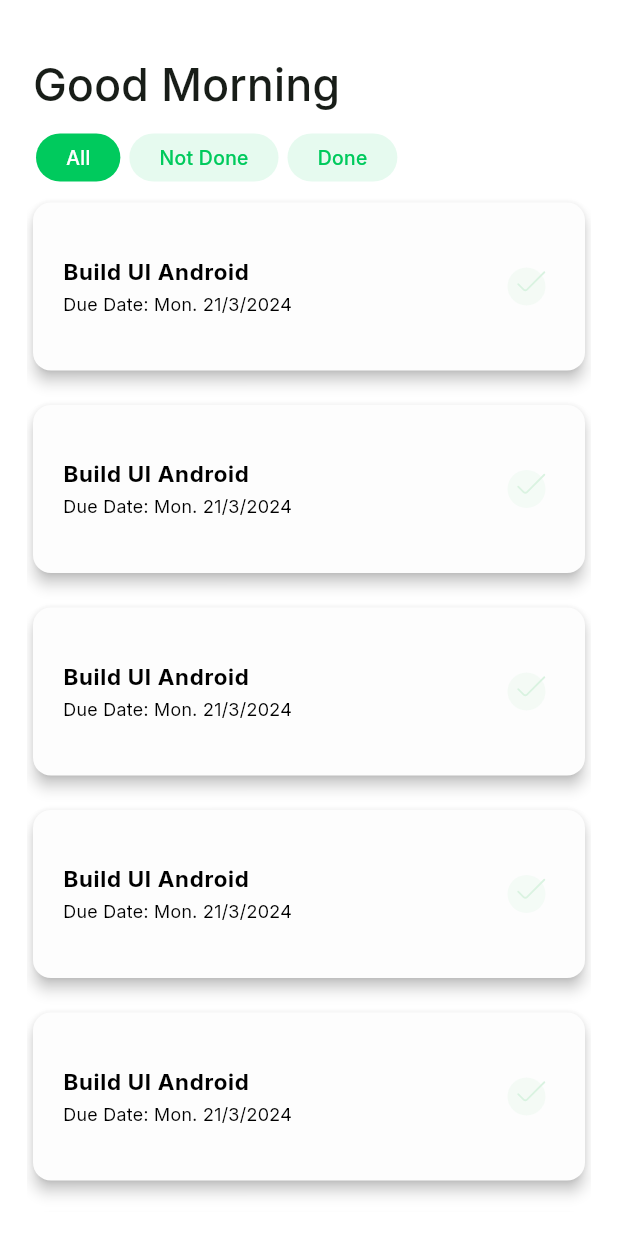
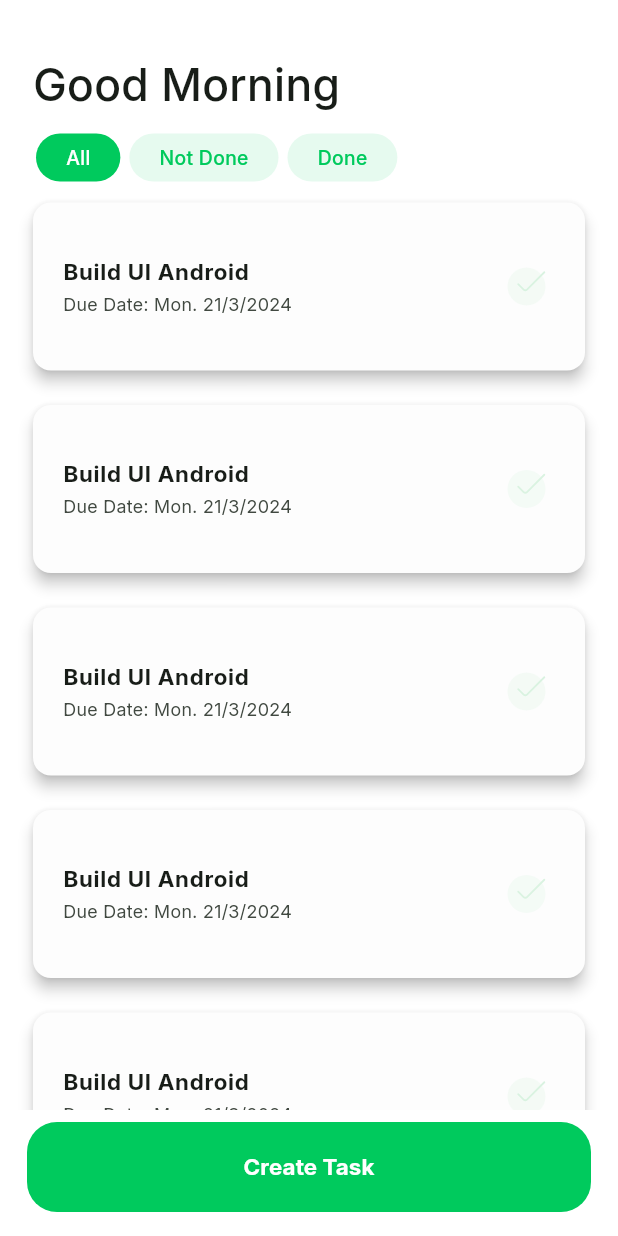
Before and after one commit to moelhewehy7/task-list-app, a Flutter app: the screen it shows after launch, on a phone screen of 412 x 824 dp. Run offline on Flutter 3.47's test engine with Material 3 defaults, Android fonts, the phone set to English and light mode, and no system bars; our stand-ins replace flutter_svg.

Commit message:
creaying showmodal bottom sheet

```diff
--- a/lib/core/utils/app_styles.dart
+++ b/lib/core/utils/app_styles.dart
@@ -11,7 +11,6 @@ class AppStyles {
     fontFamily: "Inter",
     fontSize: 15,
     fontWeight: FontWeight.w700,
-    color: Color(0xff000000),
     height: 18 / 15,
   );
   static const TextStyle stylesInterMedium13 = TextStyle(
@@ -25,7 +24,6 @@ class AppStyles {
     fontFamily: "Inter",
     fontSize: 12,
     fontWeight: FontWeight.w400,
-    color: Color(0xff000000),
     height: 17 / 12,
   );
 }
--- a/lib/features/presentation/views/mobile_layout.dart
+++ b/lib/features/presentation/views/mobile_layout.dart
@@ -1,114 +1,58 @@
 // ignore_for_file: prefer_const_constructors
 
 import 'package:flutter/material.dart';
-import 'package:task_list/core/utils/app_constants.dart';
-import 'package:task_list/core/utils/app_styles.dart';
-import 'package:task_list/features/presentation/views/widgets/custom_container.dart';
 import 'package:task_list/features/presentation/views/widgets/custom_header.dart';
-import 'package:flutter_svg/flutter_svg.dart';
+import 'package:task_list/features/presentation/views/widgets/filter_row.dart';
+import 'package:task_list/features/presentation/views/widgets/modal_vottom_sheet_body.dart';
+import 'package:task_list/features/presentation/views/widgets/task_listview.dart';
 
-class MobileLayout extends StatefulWidget {
+import 'widgets/buttons.dart';
+
+class MobileLayout extends StatelessWidget {
   const MobileLayout({super.key});
 
   @override
-  State<MobileLayout> createState() => _MobileLayoutState();
-}
-
-class _MobileLayoutState extends State<MobileLayout> {
-  final List<String> texts = [
-    "All",
-    "Not Done",
-    "Done",
-  ];
-  int selected = 0;
-  int itemSelected = -1;
-  @override
   Widget build(BuildContext context) {
     return Scaffold(
-      body: Padding(
-        padding: const EdgeInsets.symmetric(horizontal: 18, vertical: 16),
-        child: SingleChildScrollView(
+      body: SingleChildScrollView(
+        child: Padding(
+          padding: const EdgeInsets.symmetric(horizontal: 18, vertical: 16),
           child: Column(
-            children: [
+            children: const [
               SizedBox(
                 height: 15,
               ),
               Padding(
-                padding: const EdgeInsets.only(left: 4),
+                padding: EdgeInsets.only(left: 4),
                 child: CustomHeader(),
               ),
               SizedBox(
                 height: 8,
               ),
-              Row(
-                children: List.generate(
-                    texts.length,
-                    (index) => GestureDetector(
-                        onTap: () {
-                          setState(() {
-                            selected = index;
-                          });
-                        },
-                        child: Padding(
-                          padding: const EdgeInsets.only(left: 6),
-                          child: CustomContainer(
-                            text: texts[index],
-                            isSelected: selected == index,
-                          ),
-                        ))),
-              ),
+              FilterRow(),
               SizedBox(
                 height: 10,
               ),
-              ListView.separated(
-                shrinkWrap: true,
-                separatorBuilder: (context, index) => SizedBox(height: 15),
-                itemCount: 9,
-                itemBuilder: (context, index) => Expanded(
-                  child: GestureDetector(
-                      onTap: () {
-                        setState(() {
-                          itemSelected = index;
-                        });
-                      },
-                      child: CustomListViewItem(
-                          isSelected: itemSelected == index)),
-                ),
-              )
+              TaskListView()
             ],
           ),
+        ),
+      ),
+      bottomNavigationBar: Padding(
+        padding: const EdgeInsets.only(left: 18, right: 18, bottom: 16, top: 8),
+        child: CustomButton(
+          text: "Create Task",
+          onPressed: () {
+            showModalBottomSheet(
+                backgroundColor: Theme.of(context).colorScheme.surface,
+                isScrollControlled: true,
+                context: context,
+                builder: (context) {
+                  return const ModalBottomSheetBody();
+                });
+          },
         ),
       ),
     );
   }
 }
-
-class CustomListViewItem extends StatelessWidget {
-  const CustomListViewItem({super.key, required this.isSelected});
-  final bool isSelected;
-  @override
-  Widget build(BuildContext context) {
-    return Card(
-      elevation: 4,
-      color: Theme.of(context).colorScheme.surfaceBright,
-      child: ListTile(
-        contentPadding: EdgeInsets.symmetric(horizontal: 20, vertical: 20),
-        title: Text(
-          "Build UI Android",
-          style: AppStyles.stylesInterBold15,
-          textAlign: TextAlign.left,
-        ),
-        subtitle: Text(
-          "Due Date: Mon. 21/3/2024",
-          style: AppStyles.stylesInterRegular12,
-          textAlign: TextAlign.left,
-        ),
-        trailing: SvgPicture.asset(
-          isSelected
-              ? AppConstants.selectedCheckMarkPic
-              : AppConstants.unSelectedCheckMarkPic,
-        ),
-      ),
-    );
-  }
-}
--- /dev/null
+++ b/lib/features/presentation/views/widgets/buttons.dart
@@ -0,0 +1,29 @@
+import 'package:flutter/material.dart';
+import 'package:task_list/core/utils/app_styles.dart';
+
+class CustomButton extends StatelessWidget {
+  const CustomButton({
+    super.key,
+    required this.text,
+    this.onPressed,
+  });
+  final String text;
+  final void Function()? onPressed;
+  @override
+  Widget build(BuildContext context) {
+    return SizedBox(
+      height: 60,
+      width: double.infinity,
+      child: FilledButton(
+          style: FilledButton.styleFrom(
+              shape: const RoundedRectangleBorder(
+                  borderRadius: BorderRadius.all(Radius.circular(20)))),
+          onPressed: onPressed,
+          child: Text(
+            text,
+            style: AppStyles.stylesInterBold15,
+            textAlign: TextAlign.center,
+          )),
+    );
+  }
+}
--- /dev/null
+++ b/lib/features/presentation/views/widgets/filter_row.dart
@@ -0,0 +1,38 @@
+import 'package:flutter/material.dart';
+import 'package:task_list/features/presentation/views/widgets/custom_container.dart';
+
+class FilterRow extends StatefulWidget {
+  const FilterRow({super.key});
+
+  @override
+  State<FilterRow> createState() => _FilterRowState();
+}
+
+class _FilterRowState extends State<FilterRow> {
+  final List<String> texts = [
+    "All",
+    "Not Done",
+    "Done",
+  ];
+  int selected = 0;
+  @override
+  Widget build(BuildContext context) {
+    return Row(
+      children: List.generate(
+          texts.length,
+          (index) => GestureDetector(
+              onTap: () {
+                setState(() {
+                  selected = index;
+                });
+              },
+              child: Padding(
+                padding: const EdgeInsets.only(left: 6),
+                child: CustomContainer(
+                  text: texts[index],
+                  isSelected: selected == index,
+                ),
+              ))),
+    );
+  }
+}
--- /dev/null
+++ b/lib/features/presentation/views/widgets/task_list_view_item.dart
@@ -0,0 +1,35 @@
+import 'package:flutter/material.dart';
+import 'package:flutter_svg/svg.dart';
+import 'package:task_list/core/utils/app_constants.dart';
+import 'package:task_list/core/utils/app_styles.dart';
+
+class TaskListViewItem extends StatelessWidget {
+  const TaskListViewItem({super.key, required this.isSelected});
+  final bool isSelected;
+  @override
+  Widget build(BuildContext context) {
+    return Card(
+      elevation: 4,
+      color: Theme.of(context).colorScheme.surfaceBright,
+      child: ListTile(
+        contentPadding:
+            const EdgeInsets.symmetric(horizontal: 20, vertical: 20),
+        title: const Text(
+          "Build UI Android",
+          style: AppStyles.stylesInterBold15,
+          textAlign: TextAlign.left,
+        ),
+        subtitle: const Text(
+          "Due Date: Mon. 21/3/2024",
+          style: AppStyles.stylesInterRegular12,
+          textAlign: TextAlign.left,
+        ),
+        trailing: SvgPicture.asset(
+          isSelected
+              ? AppConstants.selectedCheckMarkPic
+              : AppConstants.unSelectedCheckMarkPic,
+        ),
+      ),
+    );
+  }
+}
--- /dev/null
+++ b/lib/features/presentation/views/widgets/task_listview.dart
@@ -0,0 +1,30 @@
+import 'package:flutter/material.dart';
+import 'package:task_list/features/presentation/views/widgets/task_list_view_item.dart';
+
+class TaskListView extends StatefulWidget {
+  const TaskListView({super.key});
+
+  @override
+  State<TaskListView> createState() => _TaskListViewState();
+}
+
+class _TaskListViewState extends State<TaskListView> {
+  int itemSelected = -1;
+  @override
+  Widget build(BuildContext context) {
+    return ListView.separated(
+      padding: EdgeInsets.zero,
+      physics: const NeverScrollableScrollPhysics(),
+      shrinkWrap: true,
+      separatorBuilder: (context, index) => const SizedBox(height: 15),
+      itemCount: 9,
+      itemBuilder: (context, index) => GestureDetector(
+          onTap: () {
+            setState(() {
+              itemSelected = index;
+            });
+          },
+          child: TaskListViewItem(isSelected: itemSelected == index)),
+    );
+  }
+}
--- a/lib/main.dart
+++ b/lib/main.dart
@@ -22,7 +22,7 @@ class TaskListApp extends StatelessWidget {
       )),
       theme: ThemeData(
         colorScheme: ColorScheme.fromSeed(
-            surfaceBright: Color(0xfffdfdfd),
+            surfaceBright: const Color(0xfffdfdfd),
             surface: Colors.white,
             seedColor: const Color(0xff00ca5d),
             primary: const Color(0xff00ca5d),
```
Also changed, not shown: lib/features/presentation/views/widgets/modal_vottom_sheet_body.dart (added, +73 -0 lines), lib/features/presentation/views/widgets/text_fields.dart (added, +24 -0 lines).
